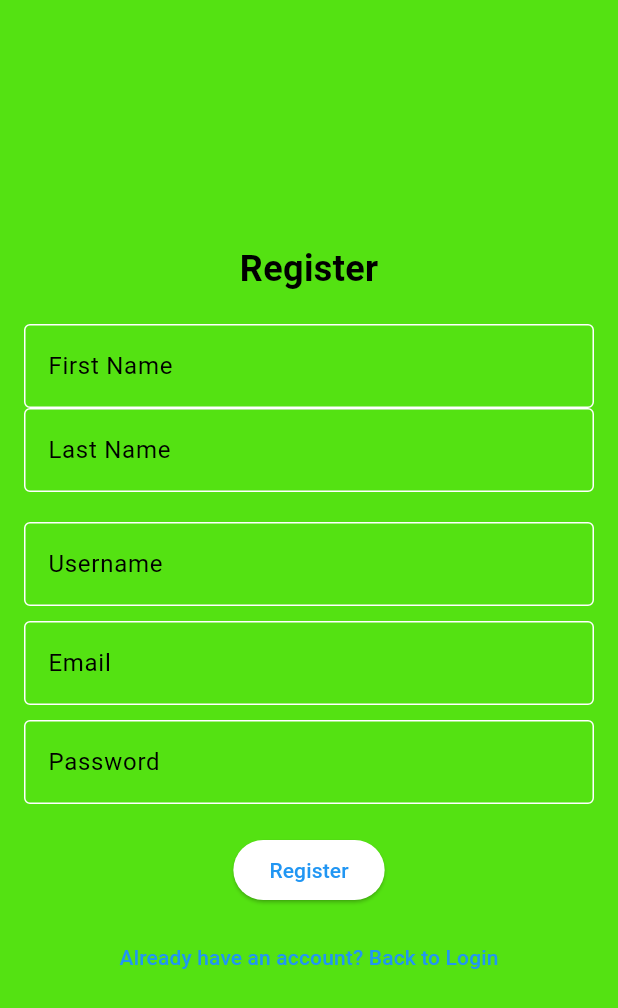
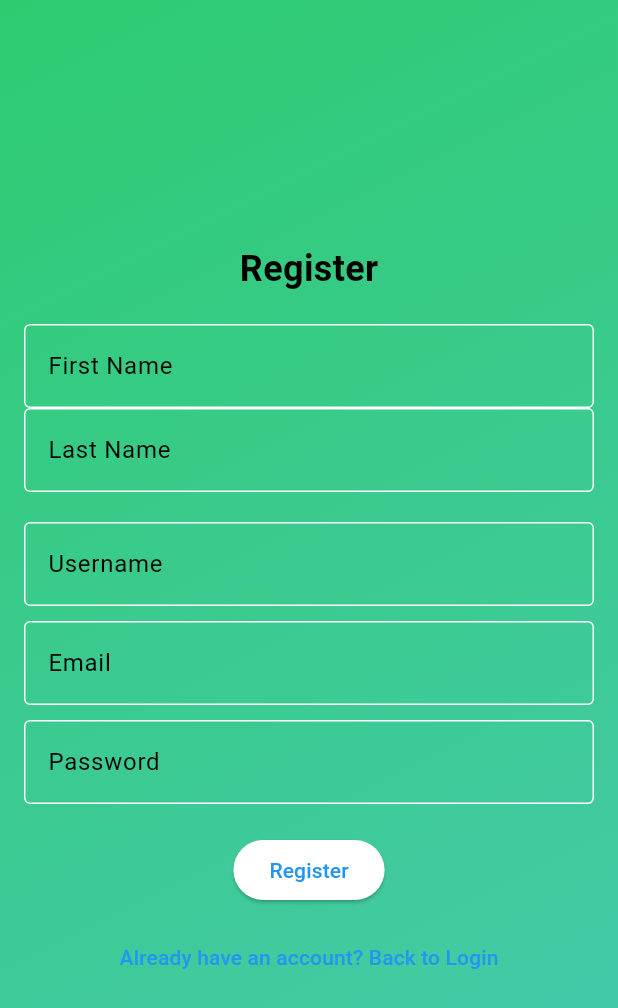
Before and after one commit to AkinniyiS/FinTrak, a Flutter app: the screen it shows after launch, after a tap on "Login", after a tap on "Don't have an account? Register here", on a phone screen of 412 x 824 dp. Shown: the top 1008 px of the screen. Run offline on Flutter 3.47's test engine with Material 3 defaults, Android fonts, the light colour scheme and no system bars; our stand-ins replace firebase_auth, firebase_core; accounts and stored records are empty; network calls fail.

Commit message:
grdient background added

```diff
--- a/lib/dashboard_screen.dart
+++ b/lib/dashboard_screen.dart
@@ -4,6 +4,7 @@ import 'login_screen.dart';
 import 'input_transaction_screen.dart';
 import 'package:http/http.dart' as http;
 import 'dart:convert';
+import 'gradient.dart';
 
 class DashboardScreen extends StatefulWidget {
   final int userId;
@@ -65,7 +66,8 @@ Future<void> fetchBalance() async {
           ),
         ],
       ),
-      body: Column(
+      body: GradientBackground(
+        child: Column(
         children: [
           Expanded(
             flex: 5,
@@ -108,6 +110,7 @@ Future<void> fetchBalance() async {
           ),
         ],
       ),
+    ),
     );
   }
 }
--- /dev/null
+++ b/lib/gradient.dart
@@ -0,0 +1,25 @@
+// gradient_background.dart
+import 'package:flutter/material.dart';
+
+class GradientBackground extends StatelessWidget {
+  final Widget child;
+
+  const GradientBackground({super.key, required this.child});
+
+  @override
+  Widget build(BuildContext context) {
+    return Container(
+      decoration: const BoxDecoration(
+        gradient: LinearGradient(
+          colors: [
+            Color(0xFF2ECC71), // Green
+            Color(0xFF48C9B0), // Teal
+          ],
+          begin: Alignment.topLeft,
+          end: Alignment.bottomRight,
+        ),
+      ),
+      child: child,
+    );
+  }
+}
--- a/lib/input_transaction_screen.dart
+++ b/lib/input_transaction_screen.dart
@@ -1,3 +1,4 @@
+import 'package:fintrak/gradient.dart';
 import 'package:flutter/material.dart';
 import 'package:http/http.dart' as http;
 import 'dart:convert';
@@ -37,7 +38,8 @@ class _InputTransactionScreenState extends State<InputTransactionScreen> {
   Widget build(BuildContext context) {
     return Scaffold(
       appBar: AppBar(title: Text("Input Transaction")),
-      body: Padding(
+      body: GradientBackground(
+        child: Padding(
         padding: const EdgeInsets.all(16.0),
         child: Column(
           children: [
@@ -54,6 +56,7 @@ class _InputTransactionScreenState extends State<InputTransactionScreen> {
           ],
         ),
       ),
+    ),
     );
   }
 }
--- a/lib/main.dart
+++ b/lib/main.dart
@@ -16,10 +16,11 @@ class MyApp extends StatelessWidget {
     return MaterialApp(
       debugShowCheckedModeBanner: false,
       theme: ThemeData(
-        primaryColor: const Color.fromARGB(255, 2, 75, 20), // Color for AppBar and other elements
-        scaffoldBackgroundColor: const Color.fromARGB(255, 84, 226, 18), // Background color for screens
-        colorScheme: ColorScheme.fromSwatch().copyWith(secondary: const Color.fromARGB(255, 63, 23, 205)), // Accent color
-      ),
+  primaryColor: const Color.fromARGB(255, 2, 75, 20),
+  colorScheme: ColorScheme.fromSwatch().copyWith(
+    secondary: const Color.fromARGB(255, 63, 23, 205),
+  ),
+),
       home: LoginScreen(),
     );
   }
--- a/lib/register_screen.dart
+++ b/lib/register_screen.dart
@@ -1,3 +1,4 @@
+import 'package:fintrak/gradient.dart';
 import 'package:flutter/material.dart';
 import 'package:firebase_auth/firebase_auth.dart';
 import 'login_screen.dart';
@@ -88,7 +89,8 @@ class _RegisterScreenState extends State<RegisterScreen> {
   @override
   Widget build(BuildContext context) {
     return Scaffold(
-      body: Padding(
+      body: GradientBackground(
+        child: Padding(
         padding: const EdgeInsets.all(16.0),
         child: Column(
           mainAxisAlignment: MainAxisAlignment.center,
@@ -142,6 +144,7 @@ class _RegisterScreenState extends State<RegisterScreen> {
           ],
         ),
       ),
+    ),
     );
   }
 }
```
Also changed, not shown: lib/add_account_screen.dart (+11 -2 lines), pubspec.lock, 4 other files.
